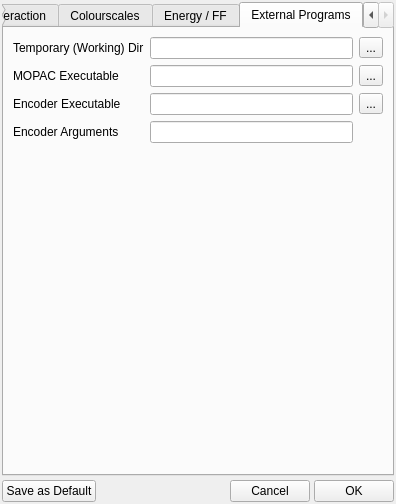
Before: the Qt Designer form src/gui/prefs.ui in trisyoungs/aten, drawn with Qt 5.
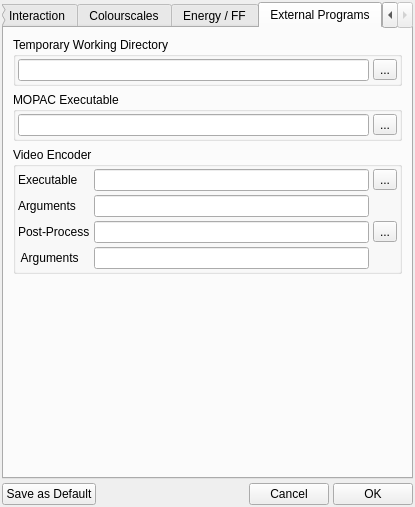
After: the same form once the commit is applied. The open tabs and pages were chosen to show the change. Icons and pictures are not drawn. Custom widgets are drawn as their Qt base class.

Commit message: Program and user prefs file loading now looks for 'prefs.txt' and 'user.txt' in addition to dat files. Removed Aten::prefsCommands in favour of using local Program variables in Prefs::load(). Tweaked progress indicator to always (unless quiet) print job title in text mode. Added prefs options for post-processing video encoder executable and arguments, and necessary accessors and GUI options.

Patch:
```diff
--- a/src/gui/prefs.ui
+++ b/src/gui/prefs.ui
@@ -6,8 +6,8 @@
    <rect>
     <x>0</x>
     <y>0</y>
-    <width>396</width>
-    <height>479</height>
+    <width>415</width>
+    <height>507</height>
    </rect>
   </property>
   <property name="sizePolicy">
@@ -3015,36 +3015,23 @@
       <attribute name="title">
        <string>External Programs</string>
       </attribute>
-      <layout class="QVBoxLayout" name="verticalLayout_12">
+      <layout class="QVBoxLayout" name="verticalLayout_19">
        <item>
-        <layout class="QGridLayout" name="gridLayout_3">
-         <item row="0" column="0">
-          <widget class="QLabel" name="label_39">
-           <property name="sizePolicy">
-            <sizepolicy hsizetype="Minimum" vsizetype="Preferred">
-             <horstretch>0</horstretch>
-             <verstretch>0</verstretch>
-            </sizepolicy>
-           </property>
-           <property name="text">
-            <string>Temporary (Working) Dir</string>
-           </property>
-          </widget>
-         </item>
-         <item row="0" column="1">
+        <widget class="QGroupBox" name="TemporaryDirGroup">
+         <property name="title">
+          <string>Temporary Working Directory</string>
+         </property>
+         <layout class="QHBoxLayout" name="horizontalLayout_17">
+          <property name="spacing">
+           <number>4</number>
+          </property>
+          <property name="margin">
+           <number>2</number>
+          </property>
+          <item>
           <widget class="QLineEdit" name="TemporaryDirEdit"/>
          </item>
-         <item row="1" column="1">
-          <widget class="QLineEdit" name="MopacExecutableEdit"/>
-         </item>
-         <item row="1" column="0">
-          <widget class="QLabel" name="label_40">
-           <property name="text">
-            <string>MOPAC Executable</string>
-           </property>
-          </widget>
-         </item>
-         <item row="0" column="2">
+          <item>
           <widget class="QToolButton" name="TemporaryDirButton">
            <property name="text">
             <string>...</string>
@@ -3055,7 +3042,25 @@
            </property>
           </widget>
          </item>
-         <item row="1" column="2">
+         </layout>
+        </widget>
+       </item>
+       <item>
+        <widget class="QGroupBox" name="MopacExecutableGroup">
+         <property name="title">
+          <string>MOPAC Executable</string>
+         </property>
+         <layout class="QHBoxLayout" name="horizontalLayout_18">
+          <property name="spacing">
+           <number>4</number>
+          </property>
+          <property name="margin">
+           <number>2</number>
+          </property>
+          <item>
+           <widget class="QLineEdit" name="MopacExecutableEdit"/>
+          </item>
+          <item>
           <widget class="QToolButton" name="MopacExecutableButton">
            <property name="text">
             <string>...</string>
@@ -3066,36 +3071,92 @@
            </property>
           </widget>
          </item>
-         <item row="2" column="0">
+         </layout>
+        </widget>
+       </item>
+       <item>
+        <widget class="QGroupBox" name="VideoEncodingGroup">
+         <property name="title">
+          <string>Video Encoder</string>
+         </property>
+         <layout class="QVBoxLayout" name="verticalLayout_12">
+          <property name="spacing">
+           <number>4</number>
+          </property>
+          <property name="margin">
+           <number>2</number>
+          </property>
+          <item>
+           <layout class="QGridLayout" name="gridLayout_3">
+            <item row="0" column="0">
           <widget class="QLabel" name="EncodeLabel">
            <property name="text">
-            <string>Encoder Executable</string>
+               <string>Executable</string>
            </property>
           </widget>
          </item>
-         <item row="2" column="1">
+            <item row="0" column="1">
           <widget class="QLineEdit" name="EncoderExecutableEdit">
            <property name="toolTip">
             <string>Command to execute when encoding video files. The text FILES will be replaced by a suitable wildcard, and OUTPUT will be replaced by the output video filename.</string>
            </property>
           </widget>
          </item>
-         <item row="3" column="0">
+            <item row="0" column="2">
+             <widget class="QToolButton" name="EncoderExecutableButton">
+              <property name="text">
+               <string>...</string>
+              </property>
+              <property name="icon">
+               <iconset resource="icons.qrc">
+                <normaloff>:/file/icons/file_open.svg</normaloff>:/file/icons/file_open.svg</iconset>
+              </property>
+             </widget>
+            </item>
+            <item row="1" column="0">
           <widget class="QLabel" name="EncoderArgsLabel">
            <property name="text">
-            <string>Encoder Arguments</string>
+               <string>Arguments</string>
            </property>
           </widget>
          </item>
-         <item row="3" column="1">
+            <item row="1" column="1">
           <widget class="QLineEdit" name="EncoderArgumentsEdit">
            <property name="toolTip">
-            <string>Command to execute when encoding video files. The text FILES will be replaced by a suitable wildcard, and OUTPUT will be replaced by the output video filename.</string>
+               <string>Arguments to pass to the encoder executable. The text FILES will be replaced by a suitable wildcard, and OUTPUT will be replaced by the output video filename.</string>
+              </property>
+             </widget>
+            </item>
+            <item row="2" column="0">
+             <widget class="QLabel" name="EncodePostLabel">
+              <property name="text">
+               <string>Post-Process</string>
+              </property>
+             </widget>
+            </item>
+            <item row="2" column="1">
+             <widget class="QLineEdit" name="EncoderPostExecutableEdit">
+              <property name="toolTip">
+               <string>Location of (optional) post-process executable</string>
+              </property>
+             </widget>
+            </item>
+            <item row="3" column="1">
+             <widget class="QLineEdit" name="EncoderPostArgumentsEdit">
+              <property name="toolTip">
+               <string>Arguments to pass to to post-process executable. The same text substitutions as for the encoder arguments will be made.</string>
+              </property>
+             </widget>
+            </item>
+            <item row="3" column="0">
+             <widget class="QLabel" name="EncoderPostArgsLabel">
+              <property name="text">
+               <string> Arguments</string>
            </property>
           </widget>
          </item>
          <item row="2" column="2">
-          <widget class="QToolButton" name="EncoderExecutableButton">
+             <widget class="QToolButton" name="EncoderPostExecutableButton">
            <property name="text">
             <string>...</string>
            </property>
@@ -3106,6 +3167,9 @@
           </widget>
          </item>
         </layout>
+          </item>
+         </layout>
+        </widget>
        </item>
        <item>
         <spacer name="verticalSpacer">
```
Left out of the diff: 2 changed lines with no effect on the pictures. Lines whose indentation alone changed are shown as unchanged. The commit also changes 10 other files.
